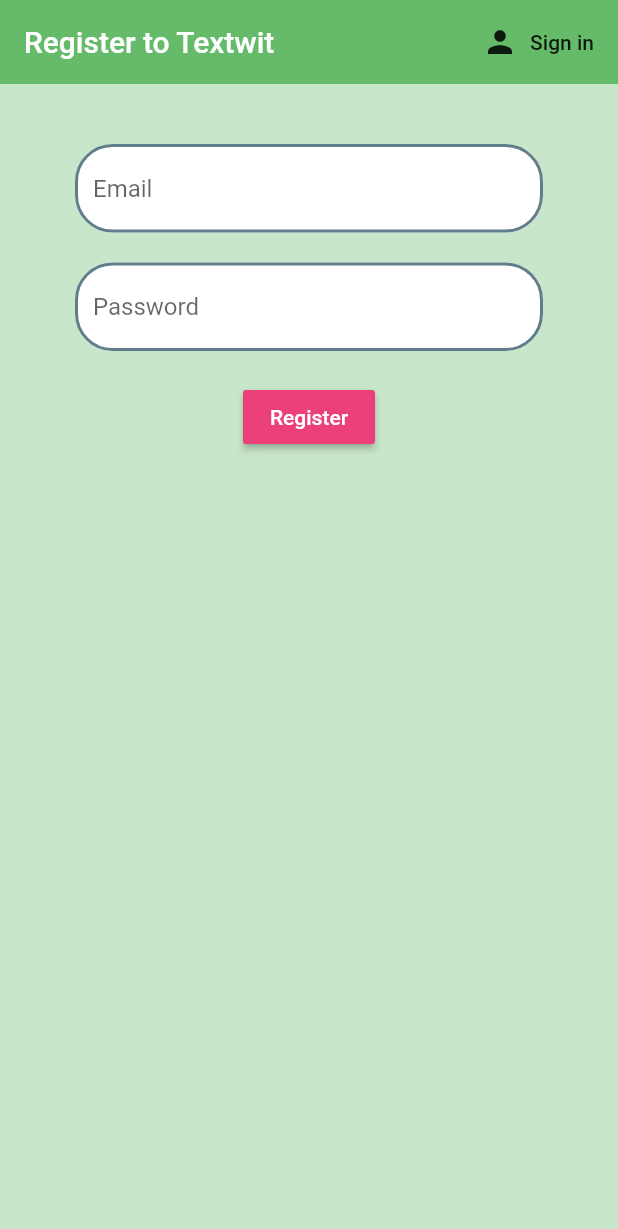
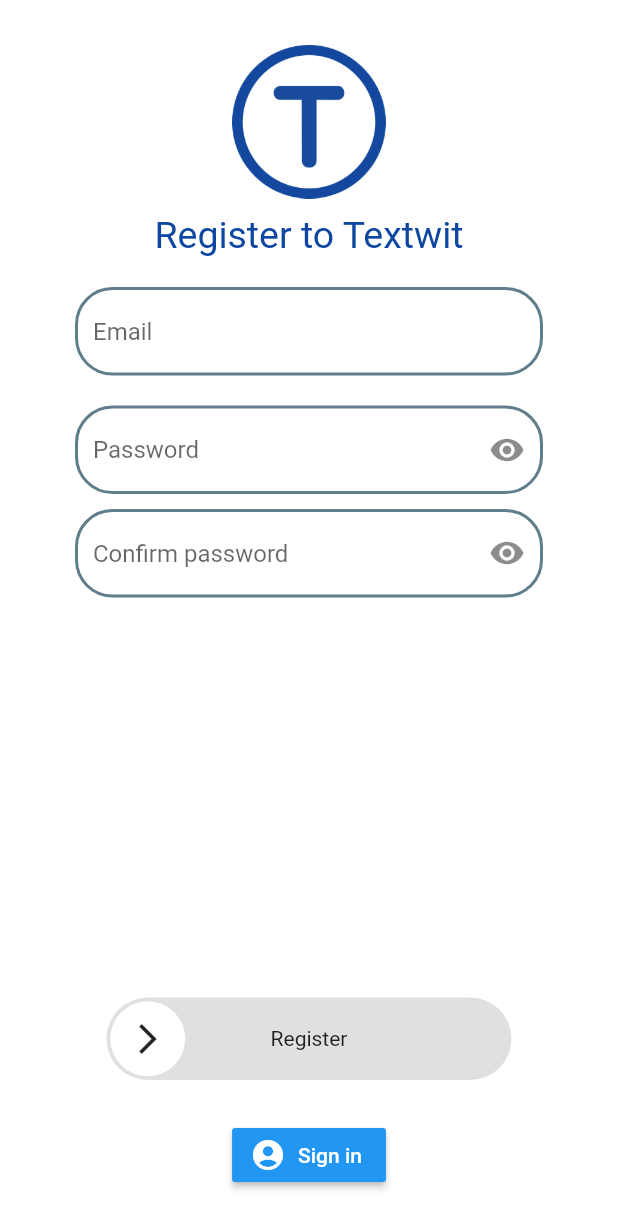
Before and after one commit to ValentinVignal/Nitwixt, a Flutter app: the screen it shows after launch, after a tap on "Register", on a phone screen of 412 x 824 dp. Shown: the top 1229 px of the screen. Run offline on Flutter 3.47's test engine with Material 2 defaults, Android fonts, the phone set to English and light mode, and no system bars; drawn by our look-alikes of slider_button; our stand-ins replace cloud_firestore, firebase_auth, flutter_spinkit; accounts and stored records are empty.

Commit message:
Register page + fix hidden textField bug

```diff
--- a/lib/screens/authenticate/register.dart
+++ b/lib/screens/authenticate/register.dart
@@ -1,6 +1,7 @@
 import 'package:flutter/material.dart';
 import 'package:textwit/services/auth.dart';
 import 'package:textwit/shared/loading.dart';
+import 'package:slider_button/slider_button.dart';
 
 import '../../shared/constants.dart';
 
@@ -17,82 +18,186 @@ class _RegisterState extends State<Register> {
   final AuthService _auth = AuthService();
   final _formKey = GlobalKey<FormState>();
   bool loading = false;
+  bool _passwordVisible1 = false;
+  bool _passwordVisible2 = false;
 
   // text field state
   String email = '';
-  String password = '';
+  String _password1 = '';
+  String _password2 = '';
   String error = '';
 
   @override
   Widget build(BuildContext context) {
-    return loading ? Loading() : Scaffold(
-      backgroundColor: Colors.green[100],
-      appBar: AppBar(
-        backgroundColor: Colors.green[400],
-        elevation: 0.0,
-        title: Text('Register to Textwit'),
-        actions: <Widget>[
-          FlatButton.icon(
-            icon: Icon(Icons.person),
-            label: Text('Sign in'),
-            onPressed: () {
-              widget.toggleView();
-            },
-          ),
-        ],
-      ),
-      body: Container(
+
+    double height = MediaQuery.of(context).size.height;
+
+    return Scaffold(
+      backgroundColor: Colors.white70,
+      body: SingleChildScrollView(
+        child: SizedBox(
+          height: height,
+          child: Container(
             padding: EdgeInsets.symmetric(vertical: 20.0, horizontal: 50.0),
             child: Form(
               key: _formKey,
               child: Column(
                 children: <Widget>[
+                  SizedBox(height: 10.0),
+                  Image.asset(
+                    'assets/images/T.png',
+                    scale: 10,
+                  ),
+                  SizedBox(height: 10.0),
+                  Text(
+                    'Register to Textwit',
+                    style: TextStyle(color: Colors.blue[900], fontSize: 25.0),
+                  ),
                   SizedBox(height: 20.0),
                   TextFormField(
+                    initialValue: email,
+                    keyboardType: TextInputType.emailAddress,
                     decoration: textInputDecoration.copyWith(hintText: 'Email'),
-                validator: (val) => val.isEmpty ? 'Enter an email' : null,
+                    validator: (val) {
+                      if (val.isEmpty) {
+                        return 'Enter an email';
+                      } else if (!validateEmail(val)) {
+                        return 'Enter a valid email';
+                      }
+                      return null;
+                    },
                     onChanged: (val) {
                       setState(() => email = val);
                     },
                   ),
                   SizedBox(height: 20.0),
                   TextFormField(
-                decoration: textInputDecoration.copyWith(hintText: 'Password'),
-                validator: (val) =>
-                    val.length < 6 ? 'Enter a password 6+ chars long' : null,
-                obscureText: true,
+                    initialValue: _password1,
+                    decoration: textInputDecoration.copyWith(
+                      hintText: 'Password',
+                      suffixIcon: Listener(
+                        child: Icon(
+                          _passwordVisible1 ? Icons.visibility_off : Icons.visibility,
+                        ),
+                        onPointerDown: (_) {
+                          setState(() {
+                            _passwordVisible1 = true;
+                          });
+                        },
+                        onPointerUp: (_) {
+                          setState(() {
+                            _passwordVisible1 = false;
+                          });
+                        },
+                      ),
+                    ),
+                    validator: (val) {
+                      if (val.isEmpty) {
+                        return 'Enter a password';
+                      } else if (val.length < 8) {
+                        return 'Password should be at least 8 caracters';
+                      }
+                      return null;
+                    },
+                    obscureText: !_passwordVisible1,
                     onChanged: (val) {
-                  setState(() => password = val);
+                      setState(() => _password1 = val);
+                    },
+                  ),
+                  SizedBox(
+                    height: 10.0,
+                  ),
+                  TextFormField(
+                    initialValue: _password2,
+                    decoration: textInputDecoration.copyWith(
+                      hintText: 'Confirm password',
+                      suffixIcon: Listener(
+                        child: Icon(
+                          _passwordVisible2 ? Icons.visibility_off : Icons.visibility,
+                        ),
+                        onPointerDown: (_) {
+                          setState(() {
+                            _passwordVisible2 = true;
+                          });
+                        },
+                        onPointerUp: (_) {
+                          setState(() {
+                            _passwordVisible2 = false;
+                          });
+                        },
+                      ),
+                    ),
+                    validator: (val) {
+                      if (val.isEmpty) {
+                        return 'Enter a password';
+                      } else if (val != _password1) {
+                        return 'The passwords are different';
+                      }
+                      return null;
+                    },
+                    obscureText: !_passwordVisible2,
+                    onChanged: (val) {
+                      setState(() => _password2 = val);
                     },
                   ),
                   SizedBox(
                     height: 20.0,
                   ),
-              RaisedButton(
-                color: Colors.pink[400],
-                child: Text(
+                  loading ? Loading() : Container(),
+                  Spacer(),
+                  SliderButton(
+                    label: Text(
                       'Register',
-                  style: TextStyle(color: Colors.white),
+                      style: TextStyle(color: Colors.black),
                     ),
-                onPressed: () async {
+                    icon: Center(
+                      child: Icon(Icons.arrow_forward_ios),
+                    ),
+                    height: 55.0,
+                    buttonSize: 50.0,
+                    action: () async {
                       if (_formKey.currentState.validate()) {
                         setState(() => loading = true);
-                    dynamic result = await _auth.registerEmailPassword(email, password);
+                        dynamic result = await _auth.registerEmailPassword(email, _password1);
                         if (result == null) {
                           setState(() {
-                        error = 'please supply a valid email';
+                            error = 'Please supply a valid email';
                             loading = false;
                           });
                         }
                       }
                     },
+                    dismissible: false,
+                    alignLabel: Alignment(0.0, 0.0),
+                    vibrationFlag: false,
                   ),
-              SizedBox(height: 12.0),
+                  SizedBox(
+                    height: 10.0,
+                  ),
                   Text(
                     error,
                     style: TextStyle(color: Colors.red, fontSize: 14.0),
                   ),
+                  RaisedButton.icon(
+                    onPressed: () {
+                      widget.toggleView();
+                    },
+                    icon: Icon(
+                      Icons.account_circle,
+                      color: Colors.white,
+                    ),
+                    label: Text(
+                      'Sign in',
+                      style: TextStyle(color: Colors.white),
+                    ),
+                    color: Colors.blue,
+                  ),
+                  SizedBox(
+                    height: 10.0,
+                  ),
                 ],
+              ),
+            ),
           ),
         ),
       ),
--- a/lib/screens/authenticate/sign_in.dart
+++ b/lib/screens/authenticate/sign_in.dart
@@ -18,6 +18,7 @@ class _SignInState extends State<SignIn> {
   final AuthService _auth = AuthService();
   final _formKey = GlobalKey<FormState>();
   bool loading = false;
+  bool _passwordVisible = false;
 
   // text filed state
   String email = '';
@@ -26,23 +27,15 @@ class _SignInState extends State<SignIn> {
 
   @override
   Widget build(BuildContext context) {
+
+    double height = MediaQuery.of(context).size.height;
+
     return Scaffold(
       backgroundColor: Colors.white70,
-//      appBar: AppBar(
-//        backgroundColor: Colors.blueGrey,
-//        elevation: 0.0,
-//        title: Text('Sign in to Textwit'),
-//        actions: <Widget>[
-//          FlatButton.icon(
-//            icon: Icon(Icons.person),
-//            label: Text('Register'),
-//            onPressed: () {
-//              widget.toggleView();
-//            },
-//          ),
-//        ],
-//      ),
-      body: Container(
+      body: SingleChildScrollView(
+        child: SizedBox(
+          height: height,
+          child: Container(
             padding: EdgeInsets.symmetric(vertical: 20.0, horizontal: 50.0),
             child: Form(
               key: _formKey,
@@ -78,9 +71,26 @@ class _SignInState extends State<SignIn> {
                   SizedBox(height: 20.0),
                   TextFormField(
                     initialValue: password,
-                decoration: textInputDecoration.copyWith(hintText: 'Password'),
+                    decoration: textInputDecoration.copyWith(
+                      hintText: 'Password',
+                      suffixIcon: Listener(
+                        child: Icon(
+                          _passwordVisible ? Icons.visibility_off : Icons.visibility,
+                        ),
+                        onPointerDown: (_) {
+                          setState(() {
+                            _passwordVisible = true;
+                          });
+                        },
+                        onPointerUp: (_) {
+                          setState(() {
+                            _passwordVisible = false;
+                          });
+                        },
+                      ),
+                    ),
                     validator: (val) => val.isEmpty ? 'Enter a password' : null,
-                obscureText: true,
+                    obscureText: !_passwordVisible,
                     onChanged: (val) {
                       setState(() => password = val);
                     },
@@ -128,8 +138,14 @@ class _SignInState extends State<SignIn> {
                     onPressed: () {
                       widget.toggleView();
                     },
-                icon: Icon(Icons.account_circle, color: Colors.white,),
-                label: Text('Register', style: TextStyle(color: Colors.white),),
+                    icon: Icon(
+                      Icons.account_circle,
+                      color: Colors.white,
+                    ),
+                    label: Text(
+                      'Register',
+                      style: TextStyle(color: Colors.white),
+                    ),
                     color: Colors.blue,
                   ),
                   SizedBox(
@@ -139,6 +155,8 @@ class _SignInState extends State<SignIn> {
               ),
             ),
           ),
+        ),
+      ),
     );
   }
 }
```
Lines whose indentation alone changed are shown as unchanged.
